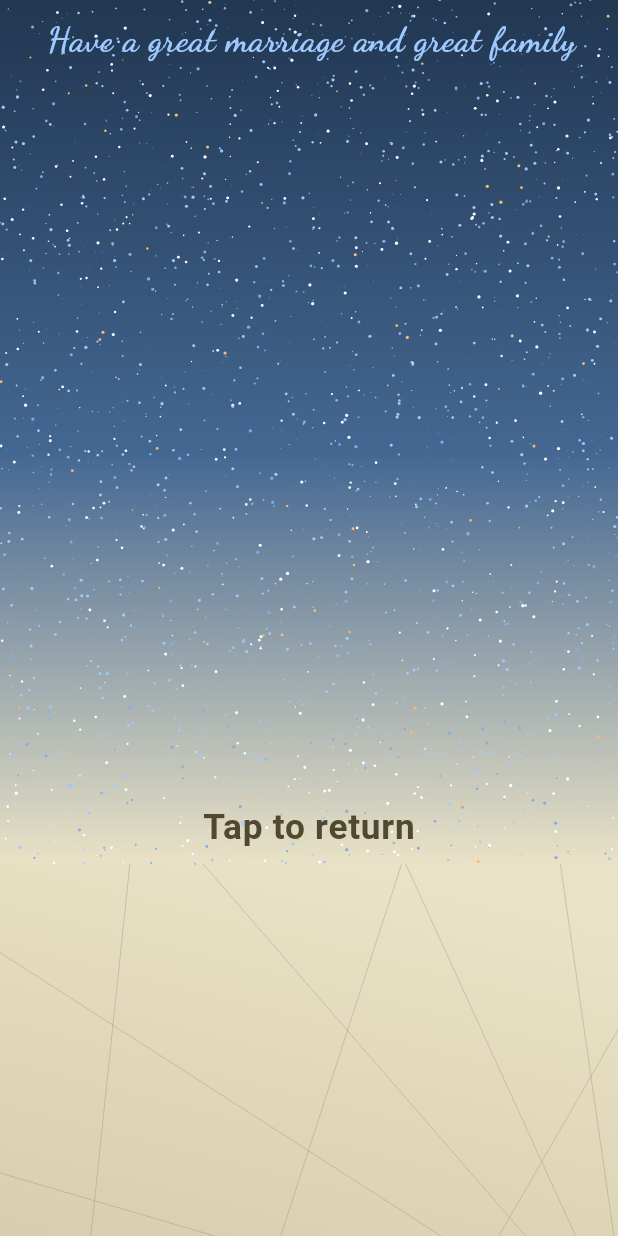
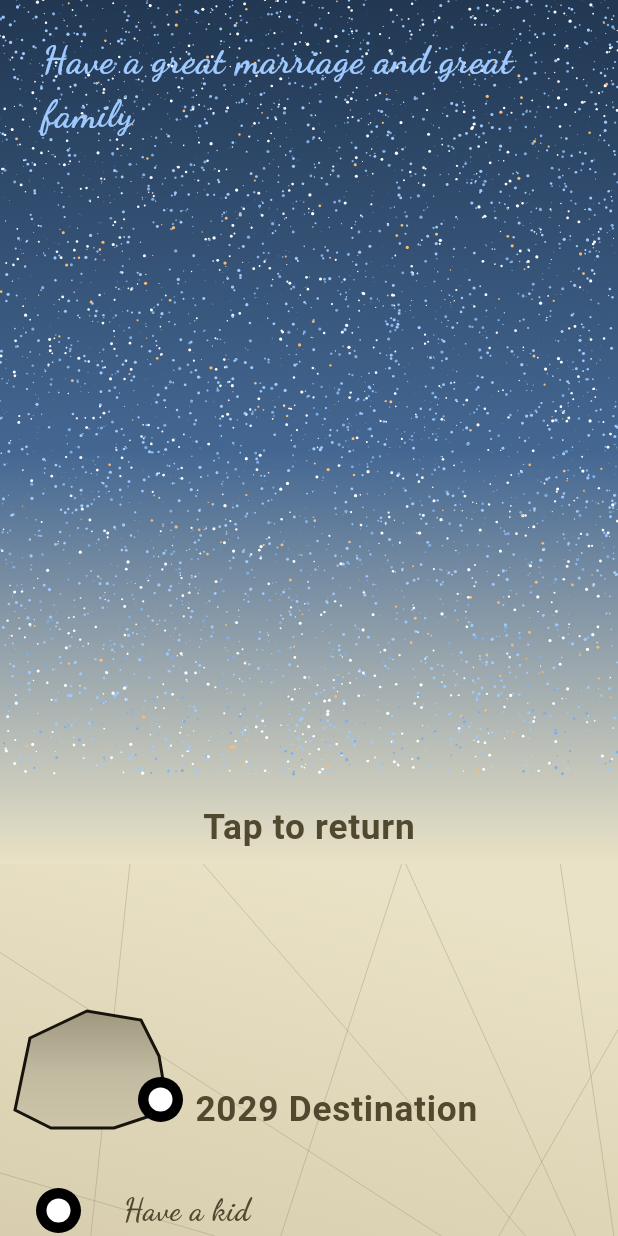
Before and after one commit to jackson338/sailer, a Flutter app: the screen it shows after launch, scrolled down 576 dp, on a phone screen of 412 x 824 dp. Run offline on Flutter 3.47's test engine with Material 3 defaults, Android fonts, the phone set to English and light mode, and no system bars; our stand-ins replace equatable, flutter_bloc, font_awesome_flutter, google_fonts; Roboto replaces fonts that are missing (Satisfy).

Commit message:
User can now add new destinations.

```diff
--- a/lib/main_map/celestial_view.dart
+++ b/lib/main_map/celestial_view.dart
@@ -76,13 +76,11 @@ class Stars extends StatelessWidget {
       ),
       child: Padding(
         padding: const EdgeInsets.symmetric(horizontal: 16.0, vertical: 10),
-        child: Expanded(
-          child: Text(
-            goal,
-            style: SailerTheme.bodyText.copyWith(
-              color: SailerTheme.starColor,
-              fontSize: 23,
-            ),
+        child: Text(
+          goal,
+          style: SailerTheme.bodyText.copyWith(
+            color: SailerTheme.starColor,
+            fontSize: 25,
           ),
         ),
       ),
@@ -94,7 +92,7 @@ class StarrySkyPainter extends CustomPainter {
   final int numberOfStars;
   final Random random = Random();
 
-  StarrySkyPainter({this.numberOfStars = 3500});
+  StarrySkyPainter({this.numberOfStars = 9000});
 
   @override
   void paint(Canvas canvas, Size size) {
@@ -104,8 +102,8 @@ class StarrySkyPainter extends CustomPainter {
       starPaint.color =
           SailerTheme.starColors[random.nextInt(SailerTheme.starColors.length - 1)];
       // Generate a random position for each star
-      final position =
-          Offset(random.nextDouble() * size.width, random.nextDouble() * size.height);
+      final position = Offset(
+          random.nextDouble() * size.width, random.nextDouble() * size.height - 60);
       // Optionally, randomize the star size as well
       final starSize = random.nextDouble() * 1.05 + 0.05; // Stars size from 1 to 3
       // Draw the star
--- a/lib/parent_cubit/parent_state.dart
+++ b/lib/parent_cubit/parent_state.dart
@@ -65,10 +65,26 @@ class ParentState extends Equatable {
           title: 'Purchase investment Property',
           arrived: true,
         ),
+        SupplyStop(
+          title: 'Sketch out dream home',
+          arrived: false,
+        ),
+        SupplyStop(
+          title: 'Price out the steps using price/sqft',
+          arrived: true,
+        ),
       ],
       '2029 Destination': [
         SupplyStop(
+          title: 'Have a kid',
+          arrived: false,
+        ),
+        SupplyStop(
           title: 'Save up \$1,000,000',
+          arrived: false,
+        ),
+        SupplyStop(
+          title: 'Start a company',
           arrived: false,
         ),
       ],
--- a/lib/widgets/supply_stop_widget.dart
+++ b/lib/widgets/supply_stop_widget.dart
@@ -32,13 +32,21 @@ class _SupplyStopWidgetState extends State<SupplyStopWidget>
   void initState() {
     super.initState();
 
+    double length = 0;
+    double maxWidth = 300.0;
+    for (int i = 0; i <= widget.supplyStop.length; i++) {
+      if (length < maxWidth) {
+        length += 9;
+      }
+    }
+
     arriveController = AnimationController(
       duration: Duration(milliseconds: widget.supplyStop.length * 12),
       vsync: this,
     );
     final arriveCurve =
         CurvedAnimation(parent: arriveController, curve: Curves.easeInCubic);
-    arrive = Tween(begin: 0.0, end: widget.supplyStop.length * 9.5).animate(arriveCurve);
+    arrive = Tween(begin: 0.0, end: length).animate(arriveCurve);
   }
 
   @override
@@ -74,6 +82,7 @@ class _SupplyStopWidgetState extends State<SupplyStopWidget>
                 child: Text(
                   widget.supplyStop,
                   style: SailerTheme.bodyText,
+                  overflow: TextOverflow.ellipsis,
                 ),
               ),
               AnimatedBuilder(
```
Also changed, not shown: lib/main_map/bottom_nav/add_destination.dart (added, +80 -0 lines), lib/main_map/bottom_nav/add_sheet.dart (added, +96 -0 lines), lib/main_map/bottom_nav/bottom_nav_bar.dart (+56 -7 lines), lib/parent_cubit/parent_cubit.dart (+29 -1 lines).
